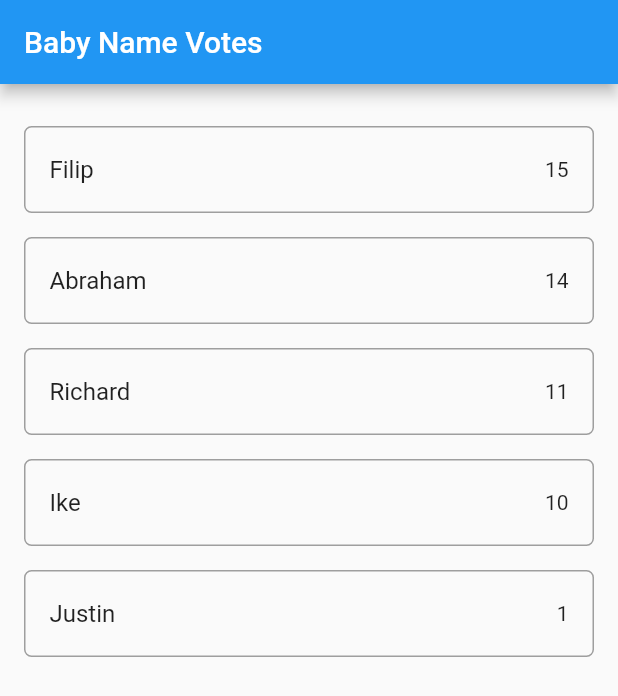
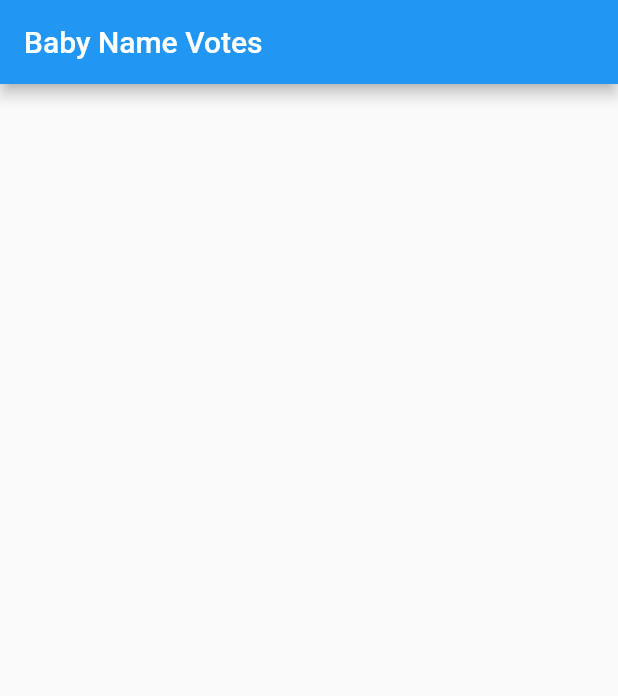
Before and after one commit to shedaoo878/weCupertino, a Flutter app: the MyHomePage screen opened directly, on a phone screen of 412 x 824 dp. Shown: the top 696 px of the screen. Run offline on Flutter 3.47's test engine with Material 2 defaults, Android fonts, the phone set to English and light mode, and no system bars; our stand-ins replace firebase_auth, google_maps_flutter, google_sign_in; accounts and stored records are empty.

Commit message:
Final Push

```diff
--- a/lib/main.dart
+++ b/lib/main.dart
@@ -7,7 +7,7 @@ import 'package:cupertino_pride/polls.dart';
 import 'package:flutter/material.dart';
 
 void main() {
-  runApp(polls());
+  runApp(GoogleSignInw());
 }
 
 class MyApp extends StatelessWidget {
--- a/lib/polls.dart
+++ b/lib/polls.dart
@@ -1,15 +1,8 @@
-import 'package:cloud_firestore/cloud_firestore.dart';
+
 import 'package:flutter/material.dart';
 
 
 
-final dummySnapshot = [
-  {"name": "Filip", "votes": 15},
-  {"name": "Abraham", "votes": 14},
-  {"name": "Richard", "votes": 11},
-  {"name": "Ike", "votes": 10},
-  {"name": "Justin", "votes": 1},
-];
 
 class polls extends StatelessWidget {
   @override
@@ -33,57 +26,9 @@ class _MyHomePageState extends State<MyHomePage> {
   Widget build(BuildContext context) {
     return Scaffold(
       appBar: AppBar(title: Text('Baby Name Votes')),
-      body: _buildBody(context),
+      body: Scaffold(),
     );
   }
 
-  Widget _buildBody(BuildContext context) {
-    // TODO: get actual snapshot from Cloud Firestore
-    return _buildList(context, dummySnapshot);
-  }
 
-  Widget _buildList(BuildContext context, List<Map> snapshot) {
-    return ListView(
-      padding: const EdgeInsets.only(top: 20.0),
-      children: snapshot.map((data) => _buildListItem(context, data)).toList(),
-    );
-  }
-
-  Widget _buildListItem(BuildContext context, Map data) {
-    final record = Record.fromMap(data);
-
-    return Padding(
-      key: ValueKey(record.name),
-      padding: const EdgeInsets.symmetric(horizontal: 16.0, vertical: 8.0),
-      child: Container(
-        decoration: BoxDecoration(
-          border: Border.all(color: Colors.grey),
-          borderRadius: BorderRadius.circular(5.0),
-        ),
-        child: ListTile(
-          title: Text(record.name),
-          trailing: Text(record.votes.toString()),
-          onTap: () => print(record),
-        ),
-      ),
-    );
-  }
 }
-
-class Record {
-  final String name;
-  final int votes;
-  final DocumentReference reference;
-
-  Record.fromMap(Map<String, dynamic> map, {this.reference})
-      : assert(map['name'] != null),
-        assert(map['votes'] != null),
-        name = map['name'],
-        votes = map['votes'];
-
-  Record.fromSnapshot(DocumentSnapshot snapshot)
-      : this.fromMap(snapshot.data, reference: snapshot.reference);
-
-  @override
-  String toString() => "Record<$name:$votes>";
-}
--- a/pubspec.yaml
+++ b/pubspec.yaml
@@ -38,7 +38,6 @@ dependencies:
   url_launcher: ^5.0.2
   path_provider: ^0.4.1
   open_file: ^3.0.1
-  cloud_firestore: ^0.13.0+1
 
 dev_dependencies:
   flutter_test:
```
Also changed, not shown: lib/GoogleSignIn.dart (+17 -6 lines), pubspec.lock.
